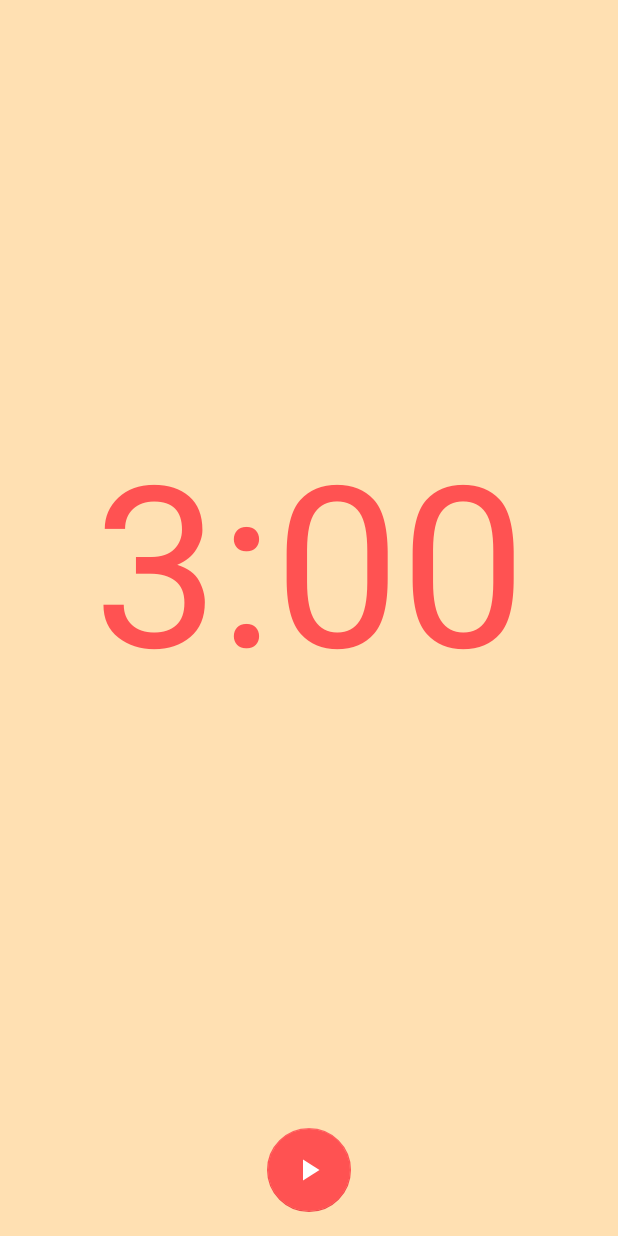
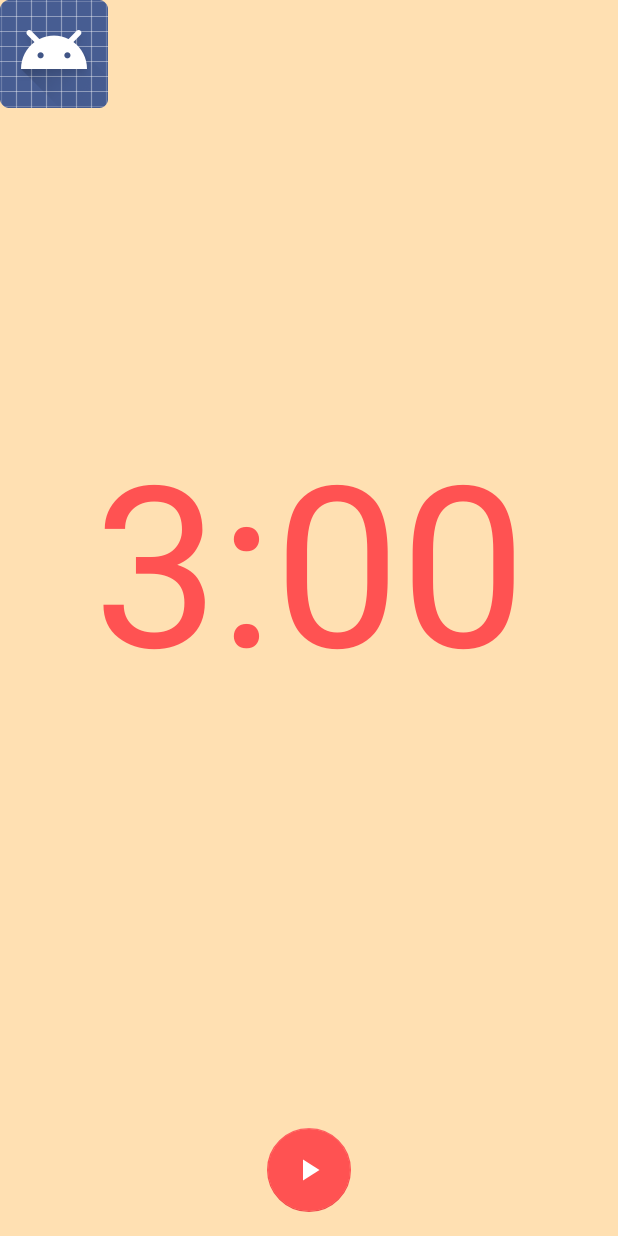
Before and after one commit to t7m3/20181107MyCountdownTimer, an Android app: the layout activity_main.xml on its own in the app's theme, with its tools: preview values and no code run, on a phone screen of 412 x 824 dp. Run offline under Robolectric (Android 15) with nearby library versions, the phone set to English and light mode, and no system bars.

Commit message:
2018-11-29 ２回目のコミット ---ここからアニメーション

```diff
--- a/app/src/main/java/com/example/njc_2018/a2018_11_07mycountdowntimer/MainActivity.kt
+++ b/app/src/main/java/com/example/njc_2018/a2018_11_07mycountdowntimer/MainActivity.kt
@@ -6,11 +6,15 @@ import android.os.Bundle
 import android.os.CountDownTimer
 import android.support.v7.app.AppCompatActivity
 import kotlinx.android.synthetic.main.activity_main.*
+import android.util.DisplayMetrics
+
+
 
 class MainActivity : AppCompatActivity() {
 
     private lateinit var soundPool: SoundPool
     private  var soundResID = 0
+    private var dir = 1  //アニメーション用の変数の宣言
 
     inner class MyCountDownTimer(millisInFuture: Long, countDownInterval: Long) :
         CountDownTimer(millisInFuture, countDownInterval) {
@@ -21,6 +25,9 @@ class MainActivity : AppCompatActivity() {
             val minute = millisUntilFinished / 1000L / 60L
             val second = millisUntilFinished / 1000 % 60
             timerText.text = "%1d:%2$02d".format(minute, second)
+
+            enemyMove(5)
+
         }
 
         override fun onFinish() {
@@ -39,6 +46,10 @@ class MainActivity : AppCompatActivity() {
         val timer = MyCountDownTimer(3 * 60 * 1000, 100)
         //timerText.text = "0:20"                                                             //20秒　デバッグ用
         //val timer = MyCountDownTimer(2 * 10 * 1000, 100)     //20秒　デバッグ用
+
+        // imageViewEnemy の初期位置の設定
+        imageViewEnemy.x = 50F
+        imageViewEnemy.y = 100F
 
         playStop.setOnClickListener {
             when (timer.isRunning){
@@ -68,4 +79,21 @@ class MainActivity : AppCompatActivity() {
         super.onPause()
         soundPool.release()
     }
+
+    //アニメーション用のメソッド
+    fun enemyMove(x: Int){
+
+        val dMetrics = DisplayMetrics()  //DisplayMetrics のインスタンスを生成する
+        windowManager.defaultDisplay.getMetrics(dMetrics)  //スクリーンサイズを取得しているらしい
+
+        val screenWidth = dMetrics.widthPixels  //スクリーンの幅を取得
+        val screenHeight = dMetrics.heightPixels  //スクリーンの高さを取得
+
+        imageViewEnemy.x = imageViewEnemy.x + x * dir
+
+        if(imageViewEnemy.x < 0 ||  screenWidth - imageViewEnemy.width < imageViewEnemy.x ){
+            dir = dir * -1; //移動の左右の向きを反転する
+        }
+
+    }
 }
--- a/app/src/main/res/layout/activity_main.xml
+++ b/app/src/main/res/layout/activity_main.xml
@@ -22,4 +22,9 @@
             android:textAppearance="@style/TextAppearance.AppCompat.Large" android:textSize="150sp"
             android:textColor="@color/colorAccent" tools:text="3:00" android:layout_marginBottom="8dp"
             app:layout_constraintBottom_toTopOf="@+id/playStop"/>
+    <ImageView
+            android:layout_width="wrap_content"
+            android:layout_height="wrap_content" app:srcCompat="@android:drawable/sym_def_app_icon"
+            tools:layout_editor_absoluteY="27dp" tools:layout_editor_absoluteX="179dp"
+            android:id="@+id/imageViewEnemy"/>
 </android.support.constraint.ConstraintLayout>
```
